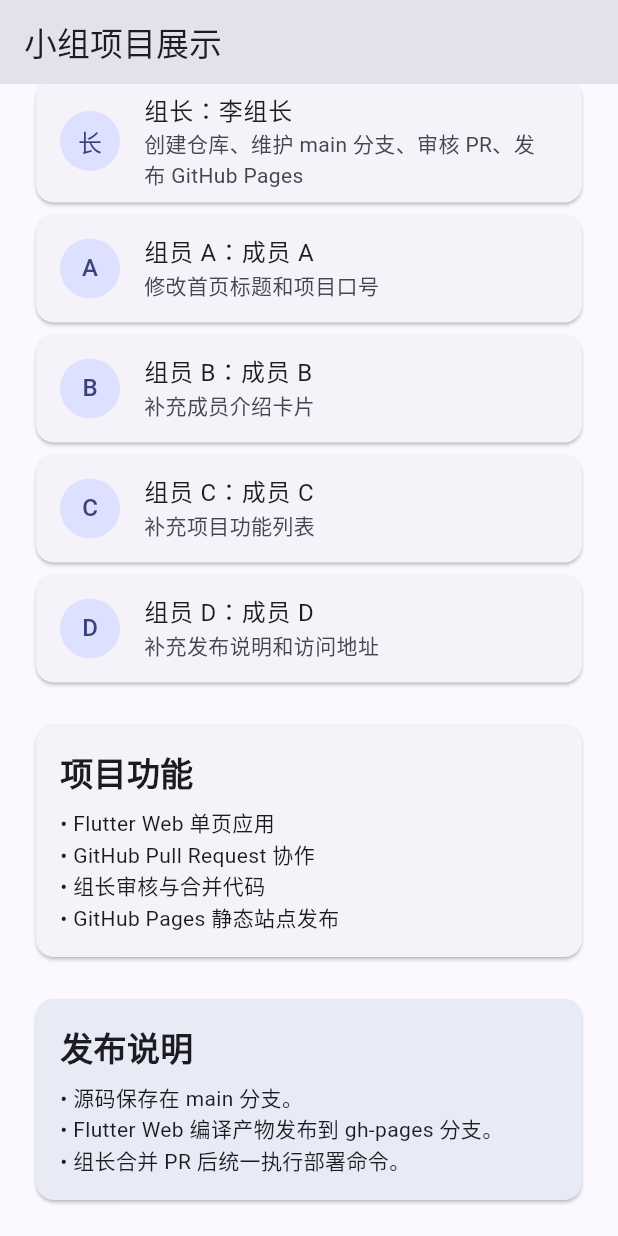
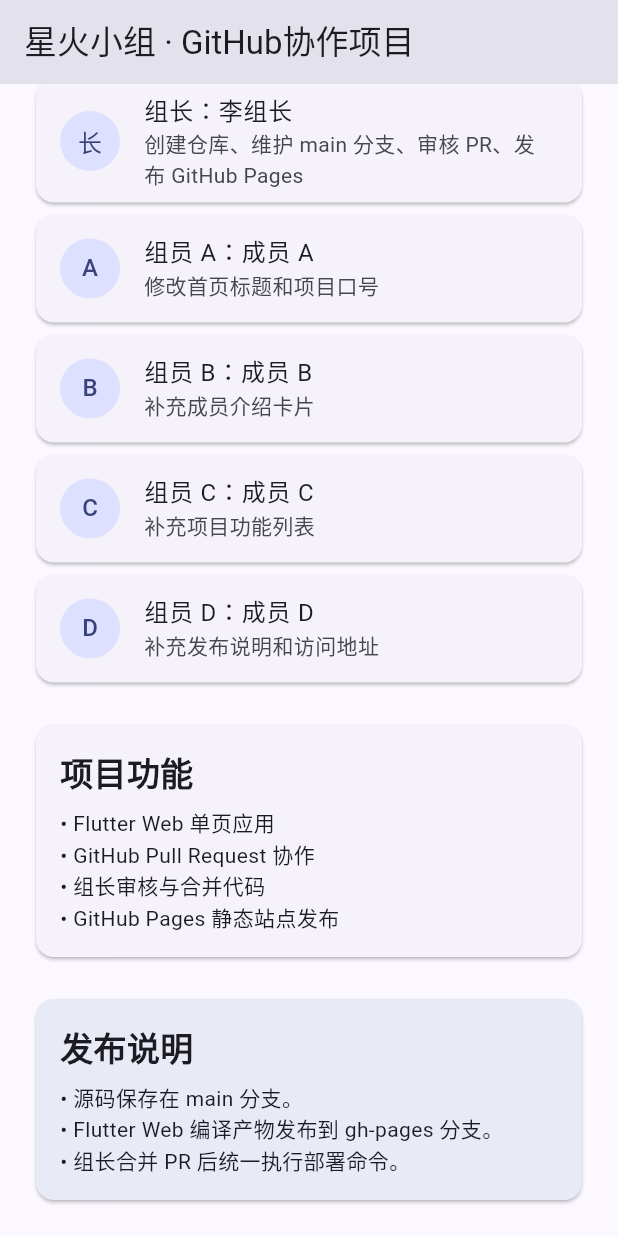
Before and after one commit to wendy-zhou6/group-cooperation-1, a Flutter app: the screen it shows after launch, scrolled down 246 dp, on a phone screen of 412 x 824 dp. Run offline on Flutter 3.47's test engine with Material 3 defaults, Android fonts, the phone set to English and light mode, and no system bars.

Commit message:
feat: 修改顶部导航栏标题和浏览器标签页标题

```diff
--- a/lib/main.dart
+++ b/lib/main.dart
@@ -11,7 +11,7 @@
   Widget build(BuildContext context) {
     return MaterialApp(
       debugShowCheckedModeBanner: false,
-      title: '小组 Flutter Web 展示页',
+      title: '星火小组 · GitHub协作项目展示',
       theme: ThemeData(
         colorScheme: ColorScheme.fromSeed(seedColor: Colors.indigo),
         useMaterial3: true,
@@ -51,7 +51,7 @@
   @override
   Widget build(BuildContext context) {
     return Scaffold(
-      appBar: AppBar(title: const Text('小组项目展示')),
+      appBar: AppBar(title: const Text('星火小组 · GitHub协作项目')),
       body: ListView(
         padding: const EdgeInsets.all(20),
         children: const [
```
